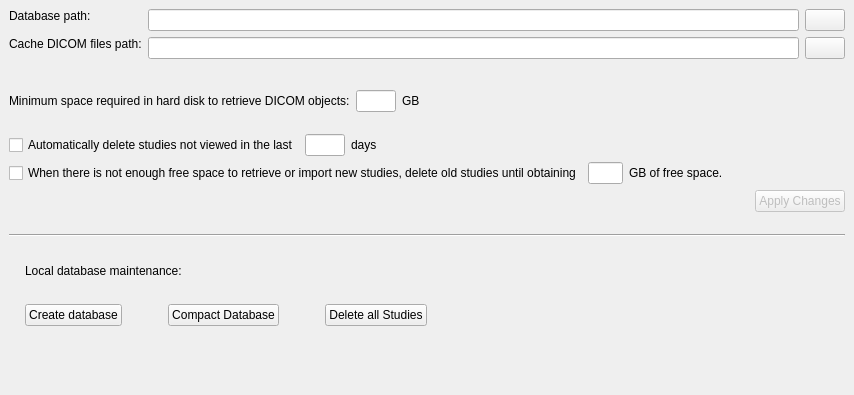
Before: the Qt Designer form starviewer/src/inputoutput/qlocaldatabaseconfigurationscreenbase.ui in starviewer-medical/starviewer, drawn with Qt 5.
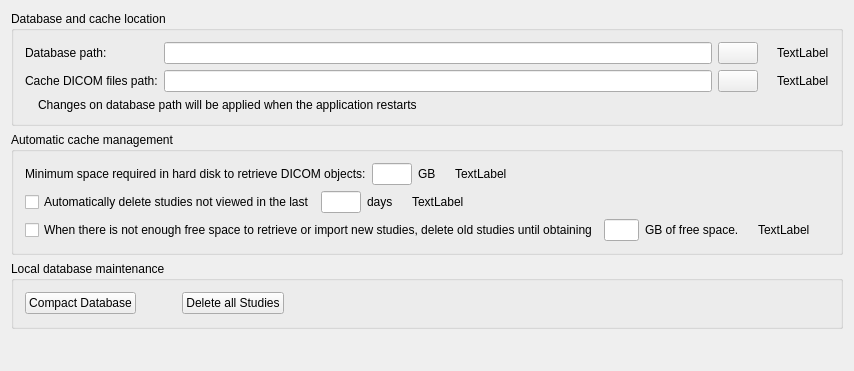
After: the same form once the commit is applied. Icons and pictures are not drawn.

Commit message: ﻿ENH: Making local database and cache settings screen to update settings values as the user edits them. The layout of the UI has been enhanced too. Create database maintenance button has been removed because is useless, database is created when application starts if it is missing.

```diff
--- a/starviewer/src/inputoutput/qlocaldatabaseconfigurationscreenbase.ui
+++ b/starviewer/src/inputoutput/qlocaldatabaseconfigurationscreenbase.ui
@@ -7,7 +7,7 @@
     <x>0</x>
     <y>0</y>
     <width>854</width>
-    <height>395</height>
+    <height>371</height>
    </rect>
   </property>
   <property name="sizePolicy">
@@ -29,239 +29,149 @@
    <iconset resource="../main/main.qrc">
     <normaloff>:/images/database.png</normaloff>:/images/database.png</iconset>
   </property>
-  <layout class="QGridLayout">
-   <property name="margin">
-    <number>9</number>
-   </property>
-   <property name="spacing">
-    <number>6</number>
-   </property>
-   <item row="1" column="0" colspan="2">
-    <spacer>
-     <property name="orientation">
-      <enum>Qt::Vertical</enum>
-     </property>
-     <property name="sizeType">
-      <enum>QSizePolicy::Fixed</enum>
-     </property>
-     <property name="sizeHint" stdset="0">
+  <layout class="QGridLayout" name="gridLayout_5">
+   <item row="0" column="0">
+    <widget class="QGroupBox" name="groupBox_2">
+     <property name="title">
+      <string>Database and cache location</string>
+     </property>
+     <layout class="QGridLayout" name="gridLayout_4">
+      <item row="0" column="0">
+       <layout class="QGridLayout" name="gridLayout_2">
+        <item row="0" column="0">
+         <widget class="QLabel" name="textLabel1_9">
+          <property name="sizePolicy">
+           <sizepolicy hsizetype="Preferred" vsizetype="Fixed">
+            <horstretch>0</horstretch>
+            <verstretch>0</verstretch>
+           </sizepolicy>
+          </property>
+          <property name="minimumSize">
       <size>
-       <width>810</width>
-       <height>25</height>
-      </size>
-     </property>
-    </spacer>
-   </item>
-   <item row="9" column="0" colspan="2">
-    <spacer>
-     <property name="orientation">
-      <enum>Qt::Vertical</enum>
-     </property>
-     <property name="sizeType">
-      <enum>QSizePolicy::Fixed</enum>
-     </property>
-     <property name="sizeHint" stdset="0">
-      <size>
-       <width>830</width>
-       <height>16</height>
-      </size>
-     </property>
-    </spacer>
-   </item>
-   <item row="11" column="1">
-    <spacer>
-     <property name="orientation">
-      <enum>Qt::Vertical</enum>
-     </property>
-     <property name="sizeHint" stdset="0">
-      <size>
-       <width>20</width>
-       <height>40</height>
-      </size>
-     </property>
-    </spacer>
-   </item>
-   <item row="7" column="0" colspan="2">
-    <spacer>
-     <property name="orientation">
-      <enum>Qt::Vertical</enum>
-     </property>
-     <property name="sizeType">
-      <enum>QSizePolicy::Fixed</enum>
-     </property>
-     <property name="sizeHint" stdset="0">
-      <size>
-       <width>810</width>
-       <height>16</height>
-      </size>
-     </property>
-    </spacer>
-   </item>
-   <item row="3" column="0">
-    <spacer>
-     <property name="orientation">
-      <enum>Qt::Vertical</enum>
-     </property>
-     <property name="sizeType">
-      <enum>QSizePolicy::Fixed</enum>
-     </property>
-     <property name="sizeHint" stdset="0">
-      <size>
-       <width>20</width>
-       <height>16</height>
-      </size>
-     </property>
-    </spacer>
-   </item>
-   <item row="10" column="0" colspan="2">
-    <layout class="QHBoxLayout">
-     <property name="spacing">
-      <number>6</number>
-     </property>
-     <property name="margin">
-      <number>0</number>
-     </property>
-     <item>
-      <spacer>
-       <property name="orientation">
-        <enum>Qt::Horizontal</enum>
-       </property>
-       <property name="sizeType">
-        <enum>QSizePolicy::Preferred</enum>
-       </property>
-       <property name="sizeHint" stdset="0">
-        <size>
-         <width>16</width>
-         <height>68</height>
-        </size>
-       </property>
-      </spacer>
-     </item>
-     <item>
-      <layout class="QVBoxLayout">
-       <property name="spacing">
-        <number>6</number>
-       </property>
-       <property name="margin">
-        <number>0</number>
-       </property>
-       <item>
-        <widget class="QLabel" name="label_13">
+            <width>90</width>
+            <height>0</height>
+           </size>
+          </property>
+          <property name="text">
+           <string>Database path:</string>
+          </property>
+          <property name="textFormat">
+           <enum>Qt::RichText</enum>
+          </property>
+          <property name="alignment">
+           <set>Qt::AlignVCenter</set>
+          </property>
+         </widget>
+        </item>
+        <item row="0" column="1">
+         <widget class="QLineEdit" name="m_textDatabaseRoot"/>
+        </item>
+        <item row="0" column="2">
+         <widget class="QPushButton" name="m_buttonExaminateDataBase">
+          <property name="toolTip">
+           <string>Examine disk to find the database</string>
+          </property>
+          <property name="text">
+           <string/>
+          </property>
+          <property name="icon">
+           <iconset resource="../main/main.qrc">
+            <normaloff>:/images/folderopen.png</normaloff>:/images/folderopen.png</iconset>
+          </property>
+         </widget>
+        </item>
+        <item row="0" column="3">
+         <widget class="QLabel" name="m_databasePathWarningIcon">
+          <property name="text">
+           <string/>
+          </property>
+          <property name="pixmap">
+           <pixmap resource="../main/main.qrc">:/images/beta-warning.png</pixmap>
+          </property>
+         </widget>
+        </item>
+        <item row="0" column="4">
+         <widget class="QLabel" name="m_databasePathWarningLabel">
          <property name="text">
-          <string>Local database maintenance:</string>
+           <string>TextLabel</string>
          </property>
         </widget>
        </item>
-       <item>
-        <spacer>
-         <property name="orientation">
-          <enum>Qt::Vertical</enum>
-         </property>
-         <property name="sizeType">
-          <enum>QSizePolicy::Fixed</enum>
-         </property>
-         <property name="sizeHint" stdset="0">
+        <item row="1" column="0">
+         <widget class="QLabel" name="textLabel1_8">
+          <property name="minimumSize">
           <size>
-           <width>810</width>
-           <height>16</height>
-          </size>
-         </property>
-        </spacer>
-       </item>
-       <item>
-        <layout class="QHBoxLayout">
-         <property name="spacing">
-          <number>6</number>
-         </property>
-         <property name="margin">
-          <number>0</number>
-         </property>
-         <item>
-          <widget class="QPushButton" name="m_buttonCreateDatabase">
+            <width>120</width>
+            <height>0</height>
+           </size>
+          </property>
            <property name="text">
-            <string>Create database</string>
+           <string>Cache DICOM files path:</string>
            </property>
           </widget>
          </item>
-         <item>
-          <spacer>
-           <property name="orientation">
-            <enum>Qt::Horizontal</enum>
-           </property>
-           <property name="sizeType">
-            <enum>QSizePolicy::Preferred</enum>
-           </property>
-           <property name="sizeHint" stdset="0">
-            <size>
-             <width>40</width>
-             <height>20</height>
-            </size>
-           </property>
-          </spacer>
-         </item>
-         <item>
-          <widget class="QPushButton" name="m_buttonCompactDatabase">
+        <item row="1" column="1">
+         <widget class="QLineEdit" name="m_textCacheImagePath">
+          <property name="readOnly">
+           <bool>true</bool>
+          </property>
+         </widget>
+        </item>
+        <item row="1" column="2">
+         <widget class="QPushButton" name="m_buttonExaminateCacheImage">
            <property name="toolTip">
             <string>Compact Database</string>
            </property>
            <property name="text">
-            <string>Compact Database</string>
-           </property>
-          </widget>
-         </item>
-         <item>
-          <spacer>
-           <property name="orientation">
-            <enum>Qt::Horizontal</enum>
-           </property>
-           <property name="sizeType">
-            <enum>QSizePolicy::Preferred</enum>
-           </property>
-           <property name="sizeHint" stdset="0">
-            <size>
-             <width>40</width>
-             <height>20</height>
-            </size>
-           </property>
-          </spacer>
-         </item>
-         <item>
-          <widget class="QPushButton" name="m_buttonDeleteStudies">
-           <property name="toolTip">
-            <string>Delete all the studies of the cache</string>
-           </property>
+           <string/>
+          </property>
+          <property name="icon">
+           <iconset resource="../main/main.qrc">
+            <normaloff>:/images/folderopen.png</normaloff>:/images/folderopen.png</iconset>
+          </property>
+         </widget>
+        </item>
+        <item row="1" column="3">
+         <widget class="QLabel" name="m_cachePathWarningIcon">
+          <property name="text">
+           <string/>
+          </property>
+          <property name="pixmap">
+           <pixmap resource="../main/main.qrc">:/images/beta-warning.png</pixmap>
+          </property>
+         </widget>
+        </item>
+        <item row="1" column="4">
+         <widget class="QLabel" name="m_cachePathWarningLabel">
            <property name="text">
-            <string>Delete all Studies</string>
+           <string>TextLabel</string>
            </property>
           </widget>
          </item>
+       </layout>
+      </item>
+      <item row="1" column="0">
+       <layout class="QHBoxLayout" name="horizontalLayout">
          <item>
-          <spacer>
-           <property name="orientation">
-            <enum>Qt::Horizontal</enum>
-           </property>
-           <property name="sizeHint" stdset="0">
-            <size>
-             <width>391</width>
-             <height>23</height>
-            </size>
-           </property>
-          </spacer>
-         </item>
-        </layout>
-       </item>
-      </layout>
-     </item>
-    </layout>
-   </item>
-   <item row="6" column="0" colspan="2">
-    <layout class="QHBoxLayout">
-     <property name="spacing">
-      <number>6</number>
-     </property>
-     <property name="margin">
-      <number>0</number>
-     </property>
+         <widget class="QLabel" name="m_mustRestartToApplyWarningIcon">
+          <property name="text">
+           <string/>
+          </property>
+          <property name="pixmap">
+           <pixmap resource="../main/main.qrc">:/images/beta-warning.png</pixmap>
+          </property>
+         </widget>
+        </item>
+        <item>
+         <widget class="QLabel" name="m_mustRestartToApplyWarningLabel">
+          <property name="text">
+           <string>Changes on database path will be applied when the application restarts</string>
+          </property>
+          <property name="textFormat">
+           <enum>Qt::PlainText</enum>
+          </property>
+         </widget>
+        </item>
      <item>
       <spacer>
        <property name="orientation">
@@ -272,38 +182,25 @@
        </property>
        <property name="sizeHint" stdset="0">
         <size>
-         <width>31</width>
-         <height>8</height>
+            <width>20</width>
+            <height>13</height>
         </size>
        </property>
       </spacer>
      </item>
-     <item>
-      <widget class="QPushButton" name="m_buttonApplyCache">
-       <property name="enabled">
-        <bool>false</bool>
-       </property>
-       <property name="toolTip">
-        <string>Apply the changes</string>
-       </property>
-       <property name="layoutDirection">
-        <enum>Qt::RightToLeft</enum>
-       </property>
-       <property name="text">
-        <string>Apply Changes</string>
-       </property>
-      </widget>
-     </item>
-    </layout>
-   </item>
-   <item row="2" column="0" colspan="2">
-    <layout class="QHBoxLayout">
-     <property name="spacing">
-      <number>6</number>
+       </layout>
+      </item>
+     </layout>
+    </widget>
+   </item>
+   <item row="1" column="0">
+    <widget class="QGroupBox" name="groupBox">
+     <property name="title">
+      <string>Automatic cache management</string>
      </property>
-     <property name="margin">
-      <number>0</number>
-     </property>
+     <layout class="QGridLayout" name="gridLayout">
+      <item row="0" column="0">
+       <layout class="QHBoxLayout" name="horizontalLayout_2">
      <item>
       <widget class="QLabel" name="textLabel3_7">
        <property name="text">
@@ -316,7 +213,7 @@
        <property name="maximumSize">
         <size>
          <width>40</width>
-         <height>32767</height>
+            <height>16777215</height>
         </size>
        </property>
        <property name="maxLength">
@@ -334,6 +231,23 @@
        </property>
       </widget>
      </item>
+        <item>
+         <widget class="QLabel" name="m_minimumSpaceWarningIcon">
+          <property name="text">
+           <string/>
+          </property>
+          <property name="pixmap">
+           <pixmap resource="../main/main.qrc">:/images/beta-warning.png</pixmap>
+          </property>
+         </widget>
+        </item>
+        <item>
+         <widget class="QLabel" name="m_minimumSpaceWarningLabel">
+          <property name="text">
+           <string>TextLabel</string>
+          </property>
+         </widget>
+        </item>
      <item>
       <spacer>
        <property name="orientation">
@@ -341,7 +255,7 @@
        </property>
        <property name="sizeHint" stdset="0">
         <size>
-         <width>378</width>
+            <width>20</width>
          <height>20</height>
         </size>
        </property>
@@ -349,7 +263,7 @@
      </item>
     </layout>
    </item>
-   <item row="4" column="0" colspan="2">
+      <item row="1" column="0">
     <layout class="QHBoxLayout">
      <property name="spacing">
       <number>6</number>
@@ -387,6 +301,23 @@
        </property>
       </widget>
      </item>
+        <item>
+         <widget class="QLabel" name="m_deleteNotViewedStudiesWarningIcon">
+          <property name="text">
+           <string/>
+          </property>
+          <property name="pixmap">
+           <pixmap resource="../main/main.qrc">:/images/beta-warning.png</pixmap>
+          </property>
+         </widget>
+        </item>
+        <item>
+         <widget class="QLabel" name="m_deleteNotViewedStudiesWarningLabel">
+          <property name="text">
+           <string>TextLabel</string>
+          </property>
+         </widget>
+        </item>
      <item>
       <spacer>
        <property name="orientation">
@@ -402,14 +333,8 @@
      </item>
     </layout>
    </item>
-   <item row="5" column="0" colspan="2">
-    <layout class="QHBoxLayout">
-     <property name="spacing">
-      <number>6</number>
-     </property>
-     <property name="margin">
-      <number>0</number>
-     </property>
+      <item row="2" column="0">
+       <layout class="QHBoxLayout" name="horizontalLayout_3">
      <item>
       <widget class="QCheckBox" name="m_checkBoxDeleteStudiesIfNotEnoughFreeSpaceAvailable">
        <property name="text">
@@ -440,6 +365,23 @@
        </property>
       </widget>
      </item>
+        <item>
+         <widget class="QLabel" name="m_freeSpaceWarningIcon">
+          <property name="text">
+           <string/>
+          </property>
+          <property name="pixmap">
+           <pixmap resource="../main/main.qrc">:/images/beta-warning.png</pixmap>
+          </property>
+         </widget>
+        </item>
+        <item>
+         <widget class="QLabel" name="m_freeSpaceWarningLabel">
+          <property name="text">
+           <string>TextLabel</string>
+          </property>
+         </widget>
+        </item>
      <item>
       <spacer>
        <property name="orientation">
@@ -447,7 +389,7 @@
        </property>
        <property name="sizeHint" stdset="0">
         <size>
-         <width>10</width>
+            <width>13</width>
          <height>20</height>
         </size>
        </property>
@@ -455,114 +397,100 @@
      </item>
     </layout>
    </item>
-   <item row="8" column="0" colspan="2">
-    <widget class="Line" name="line">
-     <property name="orientation">
-      <enum>Qt::Horizontal</enum>
-     </property>
-    </widget>
-   </item>
-   <item row="0" column="0" colspan="2">
-    <layout class="QHBoxLayout">
-     <property name="spacing">
-      <number>6</number>
-     </property>
-     <property name="margin">
-      <number>0</number>
-     </property>
-     <item>
-      <layout class="QVBoxLayout">
-       <property name="spacing">
-        <number>6</number>
-       </property>
-       <property name="margin">
-        <number>0</number>
-       </property>
-       <item>
-        <widget class="QLabel" name="textLabel1_9">
-         <property name="sizePolicy">
-          <sizepolicy hsizetype="Preferred" vsizetype="Fixed">
-           <horstretch>0</horstretch>
-           <verstretch>0</verstretch>
-          </sizepolicy>
-         </property>
-         <property name="minimumSize">
-          <size>
-           <width>90</width>
-           <height>0</height>
-          </size>
-         </property>
-         <property name="text">
-          <string>Database path:</string>
-         </property>
-         <property name="textFormat">
-          <enum>Qt::RichText</enum>
-         </property>
-         <property name="alignment">
-          <set>Qt::AlignVCenter</set>
-         </property>
-        </widget>
-       </item>
-       <item>
-        <widget class="QLabel" name="textLabel1_8">
-         <property name="minimumSize">
-          <size>
-           <width>120</width>
-           <height>0</height>
-          </size>
-         </property>
-         <property name="text">
-          <string>Cache DICOM files path:</string>
-         </property>
-        </widget>
-       </item>
-      </layout>
-     </item>
-     <item>
-      <layout class="QGridLayout">
-       <property name="margin">
-        <number>0</number>
-       </property>
-       <property name="spacing">
-        <number>6</number>
-       </property>
-       <item row="0" column="1">
-        <widget class="QPushButton" name="m_buttonExaminateDataBase">
-         <property name="toolTip">
-          <string>Examine disk to find the database</string>
-         </property>
-         <property name="text">
-          <string/>
-         </property>
-         <property name="icon">
-          <iconset resource="../main/main.qrc">
-           <normaloff>:/images/folderopen.png</normaloff>:/images/folderopen.png</iconset>
-         </property>
-        </widget>
-       </item>
-       <item row="1" column="0">
-        <widget class="QLineEdit" name="m_textCacheImagePath"/>
-       </item>
-       <item row="1" column="1">
-        <widget class="QPushButton" name="m_buttonExaminateCacheImage">
-         <property name="toolTip">
-          <string>Examine disk to find the directory to save the retrieved DICOM files</string>
-         </property>
-         <property name="text">
-          <string/>
-         </property>
-         <property name="icon">
-          <iconset resource="../main/main.qrc">
-           <normaloff>:/images/folderopen.png</normaloff>:/images/folderopen.png</iconset>
-         </property>
-        </widget>
-       </item>
+     </layout>
+     <zorder></zorder>
+     <zorder>textLabel3_7</zorder>
+     <zorder></zorder>
+     <zorder></zorder>
+     <zorder></zorder>
+     <zorder></zorder>
+    </widget>
+   </item>
+   <item row="2" column="0">
+    <widget class="QGroupBox" name="groupBox_3">
+     <property name="title">
+      <string>Local database maintenance</string>
+     </property>
+     <layout class="QGridLayout" name="gridLayout_3">
        <item row="0" column="0">
-        <widget class="QLineEdit" name="m_textDatabaseRoot"/>
-       </item>
+       <layout class="QHBoxLayout">
+        <property name="spacing">
+         <number>6</number>
+        </property>
+        <property name="margin">
+         <number>0</number>
+        </property>
+        <item>
+         <widget class="QPushButton" name="m_buttonCompactDatabase">
+          <property name="toolTip">
+           <string>Compact Database</string>
+          </property>
+          <property name="text">
+           <string>Compact Database</string>
+          </property>
+         </widget>
+        </item>
+        <item>
+         <spacer>
+          <property name="orientation">
+           <enum>Qt::Horizontal</enum>
+          </property>
+          <property name="sizeType">
+           <enum>QSizePolicy::Preferred</enum>
+          </property>
+          <property name="sizeHint" stdset="0">
+           <size>
+            <width>40</width>
+            <height>20</height>
+           </size>
+          </property>
+         </spacer>
+        </item>
+        <item>
+         <widget class="QPushButton" name="m_buttonDeleteStudies">
+          <property name="toolTip">
+           <string>Delete all the studies of the cache</string>
+          </property>
+          <property name="text">
+           <string>Delete all Studies</string>
+          </property>
+         </widget>
+        </item>
+        <item>
+         <spacer>
+          <property name="orientation">
+           <enum>Qt::Horizontal</enum>
+          </property>
+          <property name="sizeHint" stdset="0">
+           <size>
+            <width>20</width>
+            <height>23</height>
+           </size>
+          </property>
+         </spacer>
+        </item>
       </layout>
      </item>
     </layout>
+     <zorder></zorder>
+     <zorder></zorder>
+    </widget>
+   </item>
+   <item row="3" column="0">
+    <spacer>
+     <property name="orientation">
+      <enum>Qt::Vertical</enum>
+     </property>
+     <property name="sizeType">
+      <enum>QSizePolicy::Expanding</enum>
+     </property>
+     <property name="sizeHint" stdset="0">
+      <size>
+       <width>830</width>
+       <height>16</height>
+      </size>
+     </property>
+    </spacer>
    </item>
   </layout>
  </widget>
```
Left out of the diff: 6 changed lines with no effect on the pictures. Lines whose indentation alone changed are shown as unchanged. The commit also changes 2 other files.
